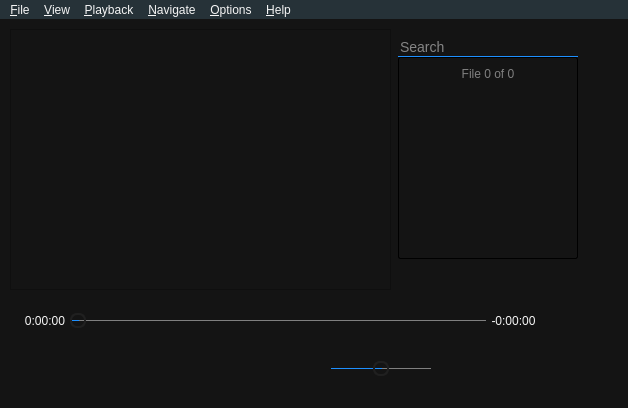
First picture: the form in Baka MPlayer/windows/mainwindow.ui, repository u8sand/Baka-MPlayer, before the edit.
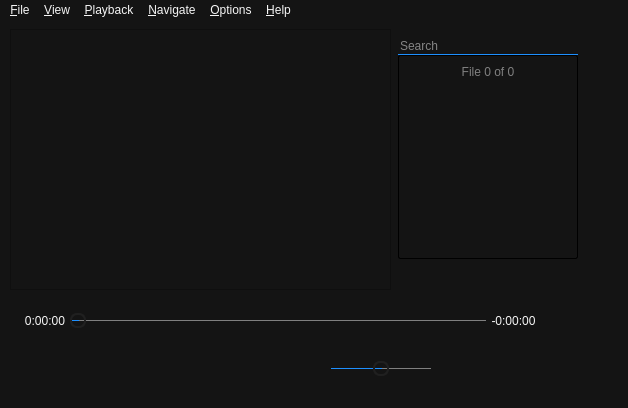
Second picture: the form after the edit. Icons and pictures are not drawn. Custom widgets are drawn as their Qt base class.

Commit message: mainwindow.ui: more interface tweaks - Replaced show_all icon - Changed QButton background color - Added 'Open Sans' font

```diff
--- a/Baka MPlayer/windows/mainwindow.ui
+++ b/Baka MPlayer/windows/mainwindow.ui
@@ -18,19 +18,14 @@
     <normaloff>:/img/logo.ico</normaloff>:/img/logo.ico</iconset>
   </property>
   <property name="styleSheet">
-   <string notr="true">QWidget, QMenu {
+   <string notr="true">QWidget, QMenuBar, QMenuBar::item {
 	background: #141414;
 	color: whitesmoke;
-	font-family: 	&quot;Lucida Sans Unicode&quot;;
+	font-family: 	&quot;Open Sans&quot;;
 }
 
 /* QMenu */
 
-QMenuBar, QMenuBar::item {
-	background: #263238;
-	color: whitesmoke;
-}
-
 QMenu {
 	background: #263238;
     border: 1px solid dimgray;
@@ -54,7 +49,7 @@
 /* Playlist */
 
 #searchBox {
-	font-size: 14px;
+	font-size: 12px;
 	border-bottom: 1px solid dodgerblue;
 	border-radius: 0px;
 }
@@ -181,6 +176,12 @@
           <iconset resource="../rsclist.qrc">
            <normaloff>:/img/select_current.svg</normaloff>:/img/select_current.svg</iconset>
          </property>
+         <property name="iconSize">
+          <size>
+           <width>14</width>
+           <height>14</height>
+          </size>
+         </property>
          <property name="flat">
           <bool>true</bool>
          </property>
@@ -657,7 +658,7 @@
      <x>0</x>
      <y>0</y>
      <width>628</width>
-     <height>22</height>
+     <height>23</height>
     </rect>
    </property>
    <widget class="QMenu" name="menu_File">
```
Left out of the diff: 68 changed lines with no effect on the pictures. The commit also changes 4 other files.
